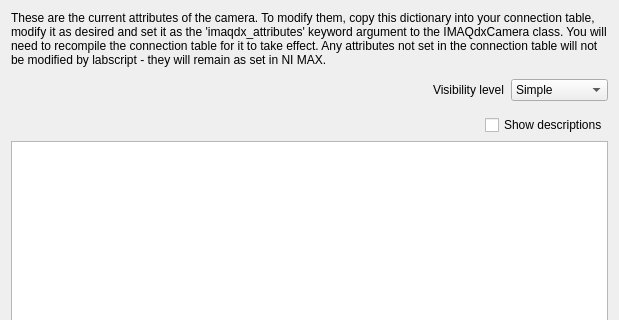
Before: the Qt Designer form IMAQdxCamera/attributes_dialog.ui in labscript-suite/labscript-devices, drawn with Qt 5; both pictures show x 0 to 619 and y 0 to 320 of the 619 by 523 pixel window.
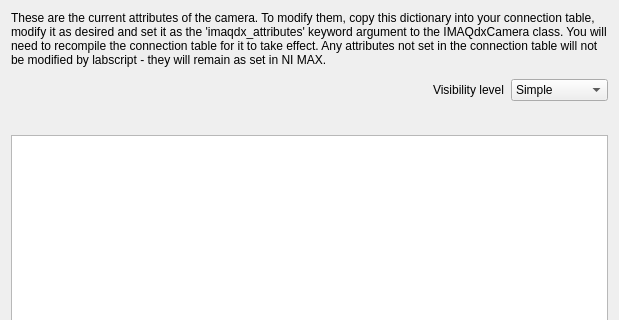
After: the same form once the commit is applied. Icons and pictures are not drawn.

Diff of the .ui file:
```diff
--- a/IMAQdxCamera/attributes_dialog.ui
+++ b/IMAQdxCamera/attributes_dialog.ui
@@ -104,13 +104,6 @@
        </property>
       </spacer>
      </item>
-     <item>
-      <widget class="QCheckBox" name="checkBox">
-       <property name="text">
-        <string>Show descriptions</string>
-       </property>
-      </widget>
-     </item>
     </layout>
    </item>
    <item>
```
